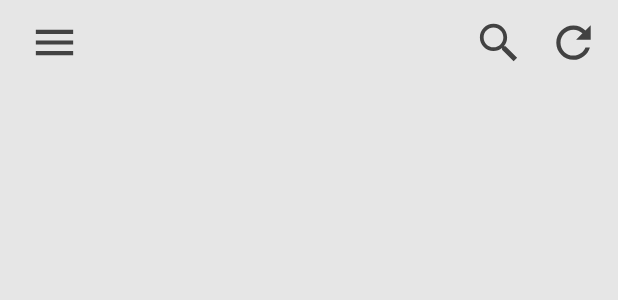
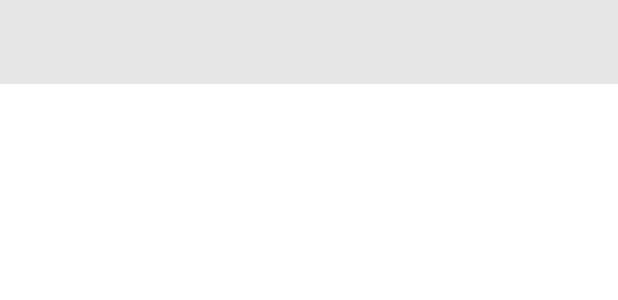
Before and after one commit to singing-dancing-bug-basketball/Android, an Android app: the layout activity_main.xml on its own in the app's theme, with its tools: preview values and no code run, on a phone screen of 412 x 824 dp. Shown: the top 300 px of the screen. Run offline under Robolectric (Android 15) with nearby library versions, the phone set to English and light mode, and no system bars.

Commit message:
Added more actions.

```diff
--- a/app/src/main/AndroidManifest.xml
+++ b/app/src/main/AndroidManifest.xml
@@ -9,7 +9,7 @@
             android:roundIcon="@mipmap/ic_launcher_round"
             android:supportsRtl="true">
         <activity
-                android:name=".Login"
+                android:name=".LoginActivity"
                 android:label="@string/login"
                 android:theme="@style/AppTheme.NoActionBar">
         </activity>
--- a/app/src/main/java/com/nickyc975/android/Login.kt
+++ b/app/src/main/java/com/nickyc975/android/LoginActivity.kt
@@ -5,7 +5,7 @@ import androidx.appcompat.app.AppCompatActivity
 import android.os.Bundle
 import android.widget.Button
 
-class Login : AppCompatActivity() {
+class LoginActivity : AppCompatActivity() {
     private lateinit var loginButton: Button
 
     override fun onCreate(savedInstanceState: Bundle?) {
--- /dev/null
+++ b/app/src/main/res/drawable/ic_about.xml
@@ -0,0 +1,12 @@
+<vector xmlns:android="http://schemas.android.com/apk/res/android"
+    android:width="24dp"
+    android:height="24dp"
+    android:viewportWidth="1024"
+    android:viewportHeight="1024">
+  <path
+      android:fillColor="#424242"
+      android:pathData="M511.98,122.45c-214.78,0 -389.53,174.77 -389.53,389.57 0,214.78 174.75,389.5 389.53,389.5 214.8,0 389.53,-174.72 389.53,-389.5 0.02,-214.8 -174.7,-389.57 -389.53,-389.57zM511.98,829.32c-174.95,0 -317.29,-142.37 -317.29,-317.27 0,-174.99 142.37,-317.36 317.29,-317.36s317.29,142.37 317.29,317.36c0.02,174.9 -142.34,317.27 -317.29,317.27z"/>
+  <path
+      android:fillColor="#424242"
+      android:pathData="M465.62,464.31h92.69v256.98h-92.69zM465.62,302.68h92.69v92.74h-92.69z"/>
+</vector>
--- /dev/null
+++ b/app/src/main/res/drawable/ic_exam.xml
@@ -0,0 +1,9 @@
+<vector xmlns:android="http://schemas.android.com/apk/res/android"
+    android:width="24dp"
+    android:height="24dp"
+    android:viewportWidth="1024"
+    android:viewportHeight="1024">
+  <path
+      android:fillColor="#424242"
+      android:pathData="M276.81,895.86H747.17a63.99,63.99 0,0 0,64.01 -63.99V353.31l-225.19,-225.19H276.81a64.04,64.04 0,0 0,-64.01 64.01V831.84a64.01,64.01 0,0 0,64.01 64.01zM540.52,187.41l201.82,201.82h-201.82V187.41z"/>
+</vector>
--- /dev/null
+++ b/app/src/main/res/drawable/ic_history.xml
@@ -0,0 +1,12 @@
+<vector xmlns:android="http://schemas.android.com/apk/res/android"
+    android:width="24dp"
+    android:height="24dp"
+    android:viewportWidth="1024"
+    android:viewportHeight="1024">
+  <path
+      android:fillColor="#424242"
+      android:pathData="M512.02,123.83c-214.04,0 -388.15,174.14 -388.15,388.17s174.11,388.13 388.15,388.13c214.04,0 388.13,-174.11 388.13,-388.13 0,-214.04 -174.11,-388.17 -388.13,-388.17zM512.02,827.92c-174.2,0 -315.92,-141.73 -315.92,-315.89 0,-174.2 141.71,-315.94 315.92,-315.94 174.18,0 315.89,141.73 315.89,315.94 0,174.16 -141.71,315.89 -315.89,315.89z"/>
+  <path
+      android:fillColor="#424242"
+      android:pathData="M548.11,318.06h-72.23v212.34l214.37,155.6 42.43,-58.48 -184.57,-133.94z"/>
+</vector>
--- a/app/src/main/res/layout/activity_login.xml
+++ b/app/src/main/res/layout/activity_login.xml
@@ -7,7 +7,7 @@
         android:layout_height="match_parent"
         android:gravity="center"
         android:padding="24dp"
-        tools:context=".Login">
+        tools:context=".LoginActivity">
 
         <TextView
                 android:gravity="center"
--- a/app/src/main/res/layout/activity_main.xml
+++ b/app/src/main/res/layout/activity_main.xml
@@ -20,36 +20,14 @@
                 android:id="@+id/toolbar"
                 android:layout_width="match_parent"
                 android:layout_height="wrap_content"
-                android:background="@color/colorLight">
-
-            <ImageButton
-                    android:layout_width="40dp"
-                    android:layout_height="40dp"
-                    android:layout_marginStart="10dp"
-                    android:layout_gravity="start"
-                    android:src="@drawable/ic_menu"
-                    android:background="@color/colorLight"
-                    android:id="@+id/menu_button"/>
-
-            <ImageButton
-                    android:layout_width="40dp"
-                    android:layout_height="40dp"
-                    android:layout_marginEnd="10dp"
-                    android:layout_gravity="end"
-                    android:src="@drawable/ic_refresh"
-                    android:background="@color/colorLight"
-                    android:id="@+id/refresh_button"/>
-
-            <ImageButton
-                    android:layout_width="40dp"
-                    android:layout_height="40dp"
-                    android:layout_marginEnd="10dp"
-                    android:layout_gravity="end"
-                    android:src="@drawable/ic_search"
-                    android:background="@color/colorLight"
-                    android:id="@+id/search_button"/>
+                android:background="@color/colorBackground">
 
         </androidx.appcompat.widget.Toolbar>
+
+        <FrameLayout
+                android:id="@+id/fragment_holder"
+                android:layout_width="match_parent"
+                android:layout_height="match_parent"/>
 
     </LinearLayout>
 
--- a/app/src/main/res/menu/menu_navigation_main.xml
+++ b/app/src/main/res/menu/menu_navigation_main.xml
@@ -1,9 +1,15 @@
 <?xml version="1.0" encoding="utf-8"?>
 <menu xmlns:android="http://schemas.android.com/apk/res/android">
-    <item android:id="@+id/latest"
-          android:title="@string/latest"/>
-    <item android:id="@+id/history"
-          android:title="@string/history"/>
-    <item android:id="@+id/about"
-          android:title="@string/about"/>
+    <item
+            android:id="@+id/exams"
+            android:title="@string/exam"
+            android:icon="@drawable/ic_exam"/>
+    <item
+            android:id="@+id/histories"
+            android:title="@string/history"
+            android:icon="@drawable/ic_history"/>
+    <item
+            android:id="@+id/about"
+            android:title="@string/about"
+            android:icon="@drawable/ic_about"/>
 </menu>
--- a/app/src/main/res/values/colors.xml
+++ b/app/src/main/res/values/colors.xml
@@ -1,6 +1,6 @@
 <?xml version="1.0" encoding="utf-8"?>
 <resources>
     <color name="colorDark">#424242</color>
-    <color name="colorLight">#E6E6E6</color>
-    <color name="colorBackground">#D6D6D6</color>
+    <color name="colorLight">#FFFFFF</color>
+    <color name="colorBackground">#E6E6E6</color>
 </resources>
--- a/app/src/main/res/values/strings.xml
+++ b/app/src/main/res/values/strings.xml
@@ -7,7 +7,7 @@
     <string name="welcome">欢迎登录！</string>
     <string name="input_username">输入学号</string>
     <string name="input_password">输入密码</string>
-    <string name="latest">最新测验</string>
-    <string name="history">测验历史</string>
+    <string name="exam">测验</string>
+    <string name="history">历史</string>
     <string name="about">关于</string>
 </resources>
```
Also changed, not shown: app/src/main/java/com/nickyc975/android/AboutFragment.kt (added, +17 -0 lines), app/src/main/java/com/nickyc975/android/ExamsFragment.kt (added, +17 -0 lines), app/src/main/java/com/nickyc975/android/HistoriesFragment.kt (added, +17 -0 lines), app/src/main/java/com/nickyc975/android/MainActivity.kt (+56 -29 lines), app/src/main/java/com/nickyc975/android/ToolbarFragment.kt (added, +22 -0 lines), app/src/main/res/layout/content_main.xml (deleted, +0 -12 lines), app/src/main/res/layout/layout_about.xml (added, +7 -0 lines), app/src/main/res/layout/layout_exams.xml (added, +19 -0 lines), app/src/main/res/layout/layout_histories.xml (added, +19 -0 lines).
